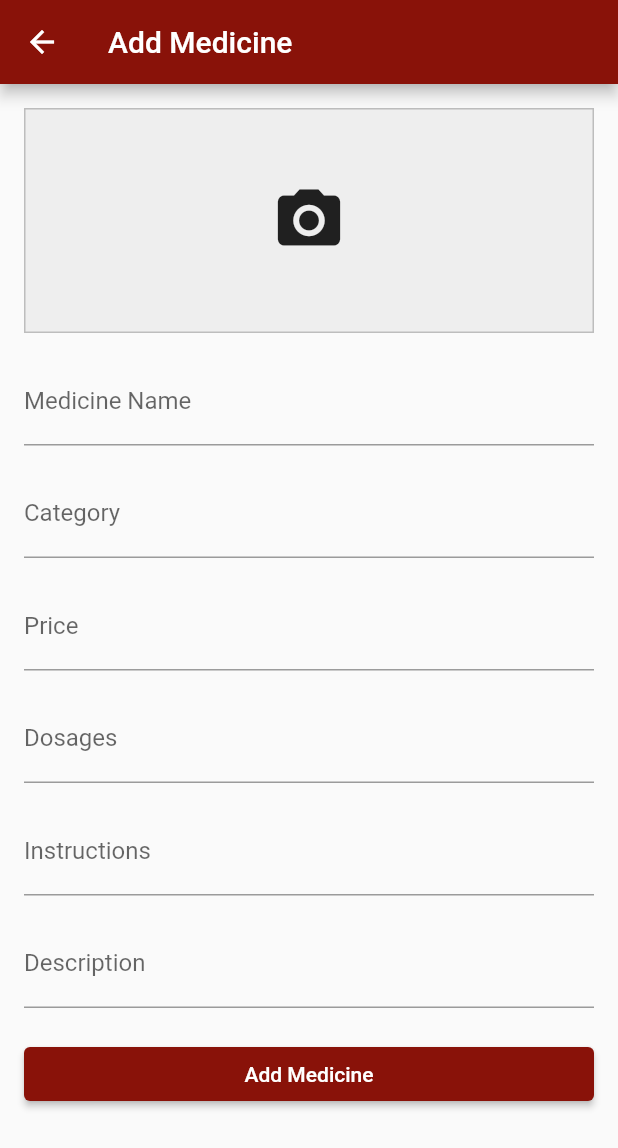
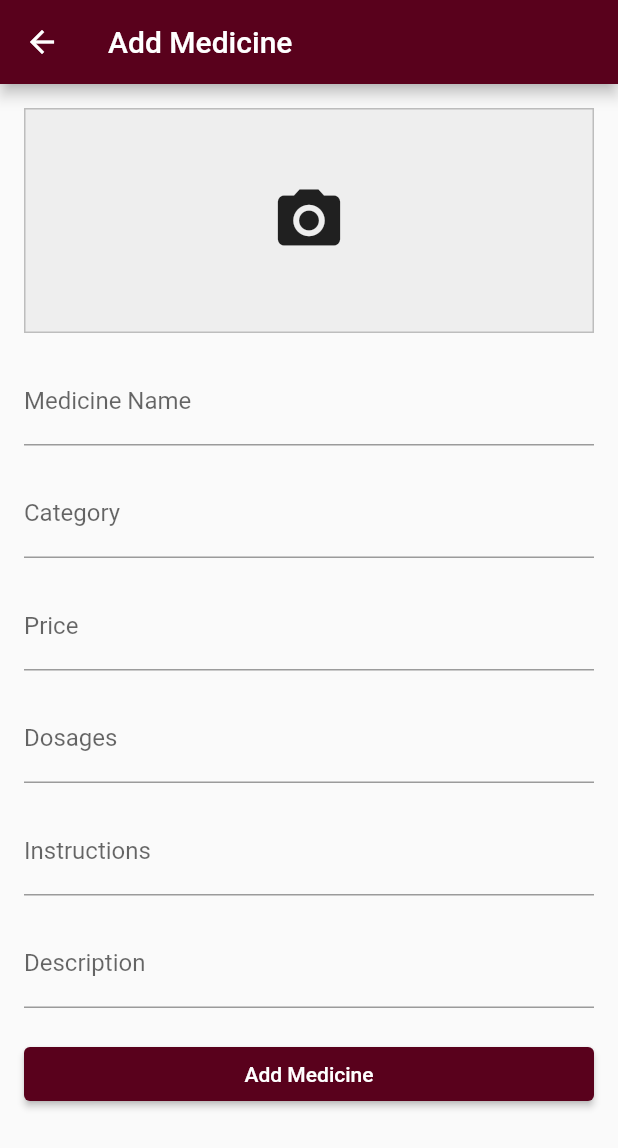
Before and after one commit to mzramle/pku_online, a Flutter app: the AddMedicinePage screen opened directly, on a phone screen of 412 x 824 dp. Shown: the top 1148 px of the screen. Run offline on Flutter 3.47's test engine with Material 2 defaults, Android fonts, the phone set to English and light mode, and no system bars; our stand-ins replace cloud_firestore, firebase_auth, firebase_core, firebase_storage, flutter_credit_card, flutter_datetime_picker_plus and 8 more; accounts and stored records are empty.

Commit message:
fixed the colors

```diff
--- a/lib/page/add_medicine_page.dart
+++ b/lib/page/add_medicine_page.dart
@@ -1,4 +1,5 @@
 import 'dart:io';
+import 'package:pku_online/core/colors.dart';
 import 'package:uuid/uuid.dart';
 
 import 'package:flutter/material.dart';
@@ -90,7 +91,7 @@ class _AddMedicinePageState extends State<AddMedicinePage> {
   Widget build(BuildContext context) {
     return Scaffold(
       appBar: AppBar(
-        backgroundColor: Color.fromARGB(255, 137, 18, 9),
+        backgroundColor: blueButton,
         title: Text('Add Medicine'),
       ),
       body: SingleChildScrollView(
@@ -151,7 +152,7 @@ class _AddMedicinePageState extends State<AddMedicinePage> {
               onPressed: addMedicine,
               child: Text('Add Medicine'),
               style: ElevatedButton.styleFrom(
-                backgroundColor: Color.fromARGB(255, 137, 18, 9),
+                backgroundColor: blueButton,
               ),
             ),
           ],
--- a/lib/page/medicine_details_page.dart
+++ b/lib/page/medicine_details_page.dart
@@ -1,4 +1,5 @@
 import 'package:flutter/material.dart';
+import 'package:pku_online/core/colors.dart';
 import 'package:pku_online/models/medical_prescription_model.dart';
 import 'package:pku_online/page/update_medicine_page.dart';
 
@@ -17,9 +18,9 @@ class MedicineDetailsPage extends StatelessWidget {
 
     return Scaffold(
       appBar: AppBar(
-        backgroundColor: Color.fromARGB(255, 137, 18, 9),
+        backgroundColor: blueButton,
         title: Text(medicine.medicineName),
-        actions: currentUserRole == 'admin'
+        actions: currentUserRole == 'doctor'
             ? [
                 IconButton(
                   onPressed: () {
--- a/lib/page/update_medicine_page.dart
+++ b/lib/page/update_medicine_page.dart
@@ -2,6 +2,7 @@ import 'dart:io';
 import 'package:flutter/material.dart';
 import 'package:image_picker/image_picker.dart';
 import 'package:pku_online/controller/medicine_controller.dart';
+import 'package:pku_online/core/colors.dart';
 import 'package:pku_online/models/medical_prescription_model.dart';
 
 class UpdateMedicinePage extends StatefulWidget {
@@ -80,7 +81,7 @@ class _UpdateMedicinePageState extends State<UpdateMedicinePage> {
   Widget build(BuildContext context) {
     return Scaffold(
       appBar: AppBar(
-        backgroundColor: Color.fromARGB(255, 137, 18, 9),
+        backgroundColor: blueButton,
         title: Text('Update Medicine'),
       ),
       body: SingleChildScrollView(
@@ -143,7 +144,7 @@ class _UpdateMedicinePageState extends State<UpdateMedicinePage> {
               onPressed: updateMedicine,
               child: Text('Update Medicine'),
               style: ElevatedButton.styleFrom(
-                backgroundColor: Color.fromARGB(255, 137, 18, 9),
+                backgroundColor: blueButton,
               ),
             ),
           ],
```
